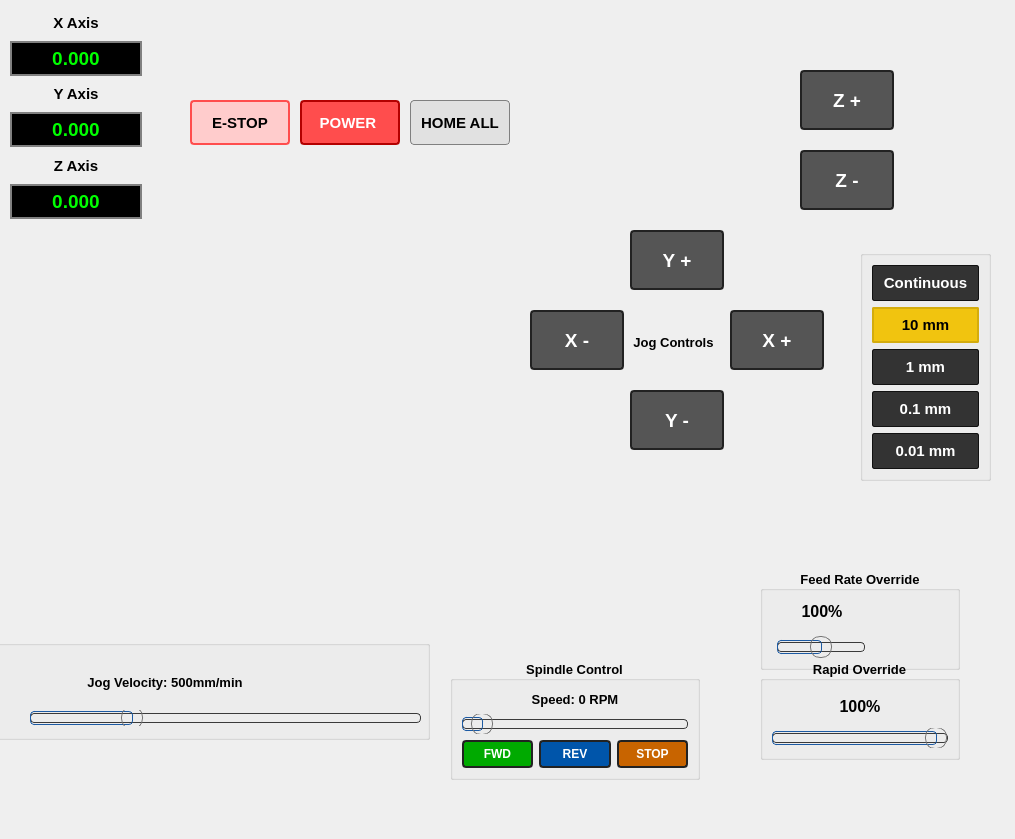
First picture: the form in docs/mymachine_config/my_panel.ui, repository praveen-n7/CUSTOMIZED_GUI-CONTROL-PANEL-FOR-CNC-MACHINE, before the edit.
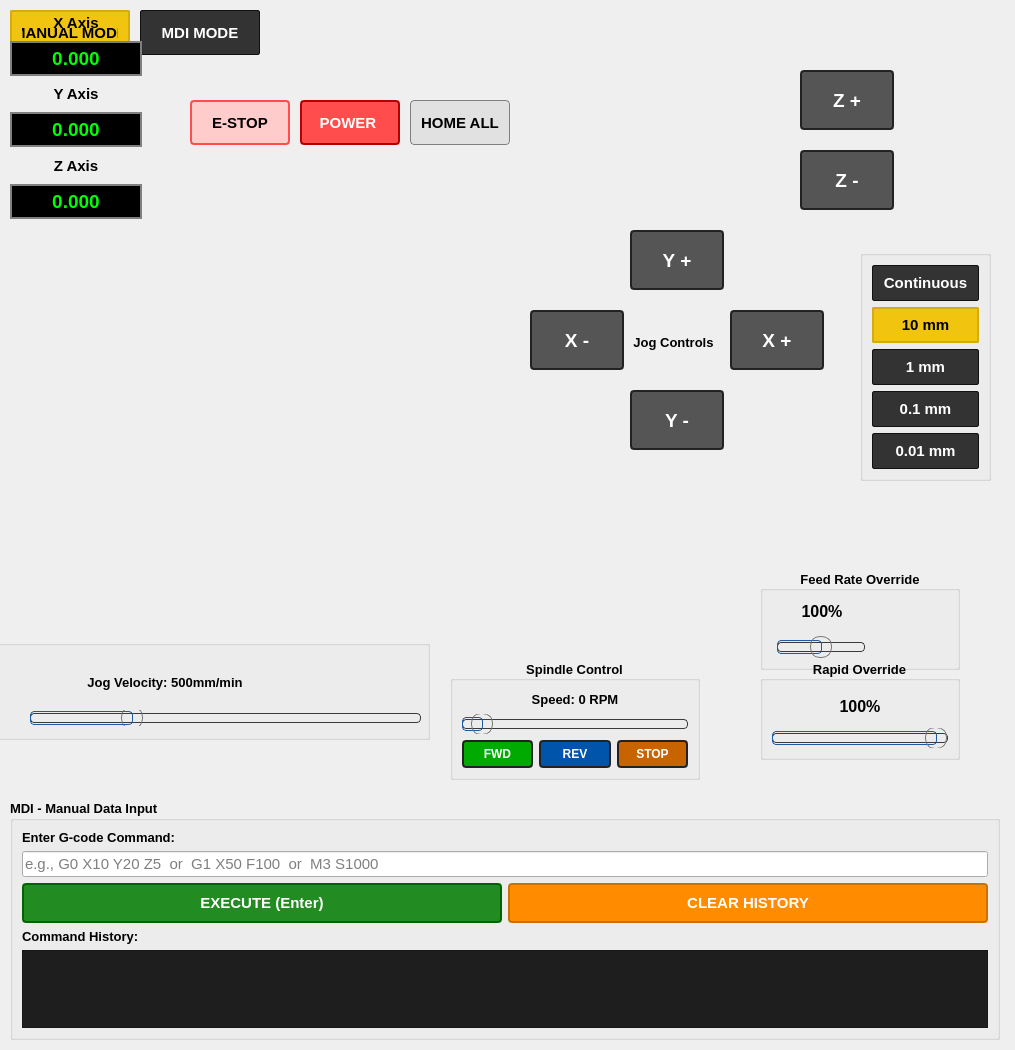
Second picture: the form after the edit. Custom widgets are drawn as their Qt base class.

Commit message: auto mode added

The edit to the form file:
```diff
--- a/docs/mymachine_config/my_panel.ui
+++ b/docs/mymachine_config/my_panel.ui
@@ -7,7 +7,7 @@
     <x>0</x>
     <y>0</y>
     <width>1015</width>
-    <height>839</height>
+    <height>1050</height>
    </rect>
   </property>
   <property name="font">
@@ -64,7 +64,107 @@
 }</string>
   </property>
   <widget class="QWidget" name="centralwidget">
-   <widget class="QGroupBox" name="groupBox_jog_increment">
+   <!-- MODE SELECTION BUTTONS -->
+   <widget class="QPushButton" name="btn_mode_manual">
+    <property name="geometry">
+     <rect>
+      <x>10</x>
+      <y>10</y>
+      <width>120</width>
+      <height>45</height>
+     </rect>
+    </property>
+    <property name="font">
+     <font>
+      <pointsize>11</pointsize>
+      <weight>75</weight>
+      <bold>true</bold>
+     </font>
+    </property>
+    <property name="styleSheet">
+     <string notr="true">QPushButton {
+    background-color: #333333;
+    color: #FFFFFF;
+    font-family: "Segoe UI", "Arial";
+    font-size: 11pt;
+    font-weight: bold;
+    border: 1px solid #111111;
+    padding: 10px;
+    border-radius: 2px;
+}
+QPushButton:hover {
+    background-color: #444444;
+    border: 1px solid #555555;
+}
+QPushButton:checked {
+    background-color: #f1c40f;
+    color: #000000;
+    border: 2px solid #d4ac0d;
+}
+QPushButton:pressed {
+    background-color: #f39c12;
+    color: #000000;
+}</string>
+    </property>
+    <property name="text">
+     <string>MANUAL MODE</string>
+    </property>
+    <property name="checkable">
+     <bool>true</bool>
+    </property>
+    <property name="checked">
+     <bool>true</bool>
+    </property>
+   </widget>
+   <widget class="QPushButton" name="btn_mode_mdi">
+    <property name="geometry">
+     <rect>
+      <x>140</x>
+      <y>10</y>
+      <width>120</width>
+      <height>45</height>
+     </rect>
+    </property>
+    <property name="font">
+     <font>
+      <pointsize>11</pointsize>
+      <weight>75</weight>
+      <bold>true</bold>
+     </font>
+    </property>
+    <property name="styleSheet">
+     <string notr="true">QPushButton {
+    background-color: #333333;
+    color: #FFFFFF;
+    font-family: "Segoe UI", "Arial";
+    font-size: 11pt;
+    font-weight: bold;
+    border: 1px solid #111111;
+    padding: 10px;
+    border-radius: 2px;
+}
+QPushButton:hover {
+    background-color: #444444;
+    border: 1px solid #555555;
+}
+QPushButton:checked {
+    background-color: #f1c40f;
+    color: #000000;
+    border: 2px solid #d4ac0d;
+}
+QPushButton:pressed {
+    background-color: #f39c12;
+    color: #000000;
+}</string>
+    </property>
+    <property name="text">
+     <string>MDI MODE</string>
+    </property>
+    <property name="checkable">
+     <bool>true</bool>
+    </property>
+   </widget>
+<widget class="QGroupBox" name="groupBox_jog_increment">
     <property name="geometry">
      <rect>
       <x>-10</x>
@@ -1405,6 +1505,367 @@
      </item>
     </layout>
    </widget>
+
+    <item>
+     <!-- MDI MODE CONTROLS -->
+     <widget class="QGroupBox" name="groupBox_mdi">
+      <property name="geometry">
+       <rect>
+        <x>10</x>
+        <y>780</y>
+        <width>990</width>
+        <height>250</height>
+       </rect>
+      </property>
+      <property name="font">
+       <font>
+        <pointsize>10</pointsize>
+        <weight>75</weight>
+        <bold>true</bold>
+       </font>
+      </property>
+      <property name="title">
+       <string>MDI - Manual Data Input</string>
+      </property>
+      <layout class="QVBoxLayout" name="verticalLayout_mdi">
+       <item>
+        <widget class="QLabel" name="label_mdi_input">
+         <property name="text">
+          <string>Enter G-code Command:</string>
+         </property>
+         <property name="font">
+          <font>
+           <family>Liberation Sans</family>
+           <pointsize>10</pointsize>
+           <weight>75</weight>
+           <bold>true</bold>
+          </font>
+         </property>
+        </widget>
+       </item>
+       <item>
+        <widget class="QLineEdit" name="text_mdi_input">
+         <property name="minimumHeight">
+          <number>35</number>
+         </property>
+         <property name="font">
+          <font>
+           <pointsize>11</pointsize>
+          </font>
+         </property>
+         <property name="placeholderText">
+          <string>e.g., G0 X10 Y20 Z5  or  G1 X50 F100  or  M3 S1000</string>
+         </property>
+        </widget>
+       </item>
+       <item>
+        <layout class="QHBoxLayout" name="horizontalLayout_mdi_buttons">
+         <item>
+          <widget class="QPushButton" name="btn_mdi_execute">
+           <property name="minimumSize">
+            <size>
+             <width>0</width>
+             <height>40</height>
+            </size>
+           </property>
+           <property name="font">
+            <font>
+             <pointsize>11</pointsize>
+             <weight>75</weight>
+             <bold>true</bold>
+            </font>
+           </property>
+           <property name="styleSheet">
+            <string notr="true">/* Power is ON style (green) */
+QPushButton {
+    background-color: #228b22; /* Forest Green */
+    color: white;
+    border: 2px solid #006400;
+    font-weight: bold;
+    border-radius: 4px;
+}
+
+/* Visual feedback when clicking */
+QPushButton:hover {
+    border-color: #ffffff;
+}
+
+QPushButton:pressed {
+    background-color: #e0e0e0;
+    color: black;
+    padding-top: 7px;
+    padding-left: 7px;
+}</string>
+           </property>
+           <property name="text">
+            <string>EXECUTE (Enter)</string>
+           </property>
+          </widget>
+         </item>
+         <item>
+          <widget class="QPushButton" name="btn_mdi_clear">
+           <property name="minimumSize">
+            <size>
+             <width>0</width>
+             <height>40</height>
+            </size>
+           </property>
+           <property name="font">
+            <font>
+             <pointsize>11</pointsize>
+             <weight>75</weight>
+             <bold>true</bold>
+            </font>
+           </property>
+           <property name="styleSheet">
+            <string notr="true">/* Orange button style */
+QPushButton {
+    background-color: #ff8c00; /* Dark Orange */
+    color: white;
+    border: 2px solid #cc7000;
+    font-weight: bold;
+    border-radius: 4px;
+}
+
+/* Visual feedback when clicking */
+QPushButton:hover {
+    border-color: #ffffff;
+}
+
+QPushButton:pressed {
+    background-color: #333333;
+    padding-top: 7px;
+    padding-left: 7px;
+}</string>
+           </property>
+           <property name="text">
+            <string>CLEAR HISTORY</string>
+           </property>
+          </widget>
+         </item>
+        </layout>
+       </item>
+       <item>
+        <widget class="QLabel" name="label_mdi_history">
+         <property name="text">
+          <string>Command History:</string>
+         </property>
+         <property name="font">
+          <font>
+           <family>Liberation Sans</family>
+           <pointsize>10</pointsize>
+           <weight>75</weight>
+           <bold>true</bold>
+          </font>
+         </property>
+        </widget>
+       </item>
+       <item>
+        <widget class="QTextEdit" name="text_mdi_history">
+         <property name="minimumSize">
+          <size>
+           <width>0</width>
+           <height>80</height>
+          </size>
+         </property>
+         <property name="maximumSize">
+          <size>
+           <width>16777215</width>
+           <height>120</height>
+          </size>
+         </property>
+         <property name="readOnly">
+          <bool>true</bool>
+         </property>
+         <property name="font">
+          <font>
+           <family>Monospace</family>
+           <pointsize>10</pointsize>
+          </font>
+         </property>
+         <property name="styleSheet">
+          <string notr="true">background-color: #1e1e1e; color: #00ff00;</string>
+         </property>
+        </widget>
+       </item>
+      </layout>
+     </widget>
+    </item>
+   <!-- MDI MODE CONTROLS -->
+   <widget class="QGroupBox" name="groupBox_mdi">
+    <property name="geometry">
+     <rect>
+      <x>10</x>
+      <y>800</y>
+      <width>990</width>
+      <height>240</height>
+     </rect>
+    </property>
+    <property name="font">
+     <font>
+      <pointsize>10</pointsize>
+      <weight>75</weight>
+      <bold>true</bold>
+     </font>
+    </property>
+    <property name="title">
+     <string>MDI - Manual Data Input</string>
+    </property>
+    <layout class="QVBoxLayout" name="verticalLayout_mdi">
+     <item>
+      <widget class="QLabel" name="label_mdi_input">
+       <property name="text">
+        <string>Enter G-code Command:</string>
+       </property>
+       <property name="font">
+        <font>
+         <family>Liberation Sans</family>
+         <pointsize>10</pointsize>
+         <weight>75</weight>
+         <bold>true</bold>
+        </font>
+       </property>
+      </widget>
+     </item>
+     <item>
+      <widget class="QLineEdit" name="text_mdi_input">
+       <property name="minimumHeight">
+        <number>35</number>
+       </property>
+       <property name="font">
+        <font>
+         <pointsize>11</pointsize>
+        </font>
+       </property>
+       <property name="placeholderText">
+        <string>e.g., G0 X10 Y20 Z5  or  G1 X50 F100  or  M3 S1000</string>
+       </property>
+      </widget>
+     </item>
+     <item>
+      <layout class="QHBoxLayout" name="horizontalLayout_mdi_buttons">
+       <item>
+        <widget class="QPushButton" name="btn_mdi_execute">
+         <property name="minimumSize">
+          <size>
+           <width>0</width>
+           <height>40</height>
+          </size>
+         </property>
+         <property name="font">
+          <font>
+           <pointsize>11</pointsize>
+           <weight>75</weight>
+           <bold>true</bold>
+          </font>
+         </property>
+         <property name="styleSheet">
+          <string notr="true">QPushButton {
+    background-color: #228b22;
+    color: white;
+    border: 2px solid #006400;
+    font-weight: bold;
+    border-radius: 4px;
+}
+QPushButton:hover {
+    border-color: #ffffff;
+}
+QPushButton:pressed {
+    background-color: #e0e0e0;
+    color: black;
+    padding-top: 7px;
+    padding-left: 7px;
+}</string>
+         </property>
+         <property name="text">
+          <string>EXECUTE (Enter)</string>
+         </property>
+        </widget>
+       </item>
+       <item>
+        <widget class="QPushButton" name="btn_mdi_clear">
+         <property name="minimumSize">
+          <size>
+           <width>0</width>
+           <height>40</height>
+          </size>
+         </property>
+         <property name="font">
+          <font>
+           <pointsize>11</pointsize>
+           <weight>75</weight>
+           <bold>true</bold>
+          </font>
+         </property>
+         <property name="styleSheet">
+          <string notr="true">QPushButton {
+    background-color: #ff8c00;
+    color: white;
+    border: 2px solid #cc7000;
+    font-weight: bold;
+    border-radius: 4px;
+}
+QPushButton:hover {
+    border-color: #ffffff;
+}
+QPushButton:pressed {
+    background-color: #333333;
+    padding-top: 7px;
+    padding-left: 7px;
+}</string>
+         </property>
+         <property name="text">
+          <string>CLEAR HISTORY</string>
+         </property>
+        </widget>
+       </item>
+      </layout>
+     </item>
+     <item>
+      <widget class="QLabel" name="label_mdi_history">
+       <property name="text">
+        <string>Command History:</string>
+       </property>
+       <property name="font">
+        <font>
+         <family>Liberation Sans</family>
+         <pointsize>10</pointsize>
+         <weight>75</weight>
+         <bold>true</bold>
+        </font>
+       </property>
+      </widget>
+     </item>
+     <item>
+      <widget class="QTextEdit" name="text_mdi_history">
+       <property name="minimumSize">
+        <size>
+         <width>0</width>
+         <height>70</height>
+        </size>
+       </property>
+       <property name="maximumSize">
+        <size>
+         <width>16777215</width>
+         <height>110</height>
+        </size>
+       </property>
+       <property name="readOnly">
+        <bool>true</bool>
+       </property>
+       <property name="font">
+        <font>
+         <family>Monospace</family>
+         <pointsize>10</pointsize>
+        </font>
+       </property>
+       <property name="styleSheet">
+        <string notr="true">background-color: #1e1e1e; color: #00ff00;</string>
+       </property>
+      </widget>
+     </item>
+    </layout>
+   </widget>
   </widget>
  </widget>
  <customwidgets>
```
Left out of the diff: 9 changed lines with no effect on the pictures. The commit also changes 3 other files.
